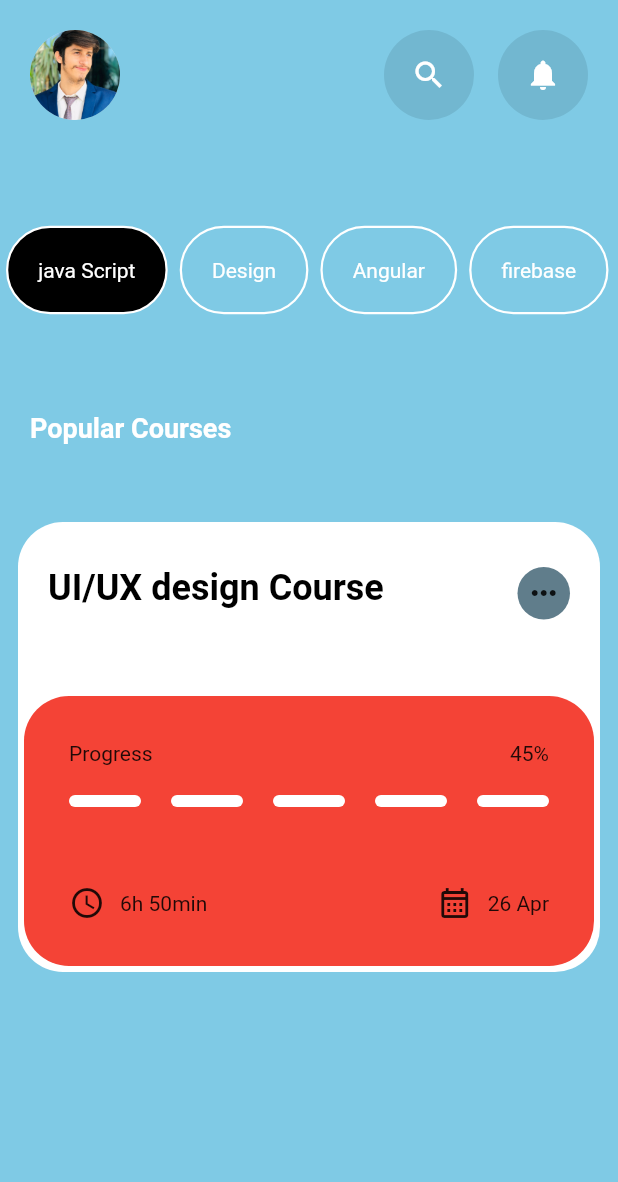
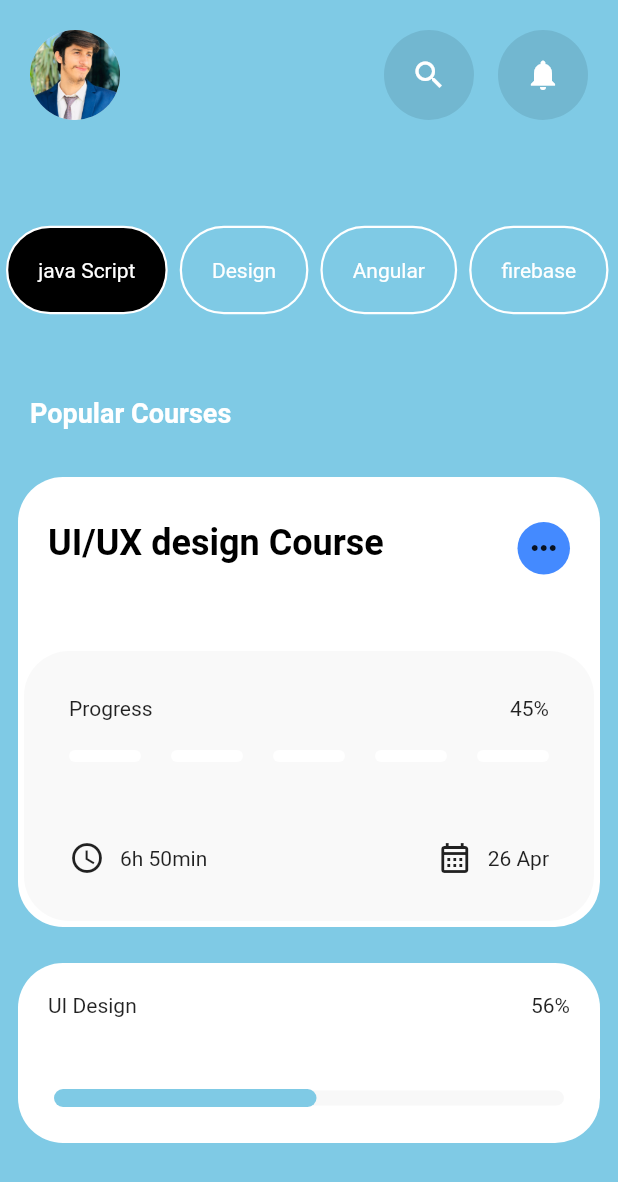
Before and after one commit to muhammadawaisyaseen/Course-Selling-App, a Flutter app: the screen it shows after launch, on a phone screen of 412 x 824 dp. Shown: the top 1182 px of the screen. Run offline on Flutter 3.47's test engine with Material 2 defaults, Android fonts, the phone set to English and light mode, and no system bars.

Commit message:
working on slider

```diff
--- a/lib/screens/myHomePage.dart
+++ b/lib/screens/myHomePage.dart
@@ -88,7 +88,7 @@ class _HomeScreenState extends State<HomeScreen> {
               ),
             ),
             SizedBox(
-              height: 35,
+              height: 25,
             ),
             Padding(
               padding: const EdgeInsets.all(20),
@@ -100,9 +100,9 @@ class _HomeScreenState extends State<HomeScreen> {
                     fontSize: 18),
               ),
             ),
-            SizedBox(
-              height: 20,
-            ),
+            // SizedBox(
+            //   height: 20,
+            // ),
             Padding(
               padding: const EdgeInsets.all(12),
               child: Container(
@@ -123,7 +123,7 @@ class _HomeScreenState extends State<HomeScreen> {
                       child: Row(
                         crossAxisAlignment: CrossAxisAlignment.start,
                         children: [
-                          Text(
+                          const Text(
                             'UI/UX design Course',
                             style: TextStyle(
                               color: Colors.black,
@@ -131,12 +131,12 @@ class _HomeScreenState extends State<HomeScreen> {
                               fontSize: 24,
                             ),
                           ),
-                          Spacer(),
+                          const Spacer(),
                           Container(
                             width: 35,
                             height: 35,
-                            decoration: BoxDecoration(
-                              color: Colors.blueGrey,
+                            decoration: const BoxDecoration(
+                              color: Colors.blueAccent,
                               shape: BoxShape.circle,
                             ),
                             child: Icon(Icons.more_horiz),
@@ -153,23 +153,23 @@ class _HomeScreenState extends State<HomeScreen> {
                         width: 400,
                         height: 180,
                         decoration: BoxDecoration(
-                            color: Colors.red,
+                            color: Color(0xFFf9f9f9),
                             borderRadius: BorderRadius.circular(30)),
                         child: Column(
                           children: [
                             Row(
-                              children: [
+                              children: const [
                                 Text("Progress"),
                                 Spacer(),
                                 Text("45%"),
                               ],
                             ),
-                            SizedBox(
+                            const SizedBox(
                               height: 20,
                             ),
                             // progress bar 5 small containers
                             Row(
-                              children: [
+                              children: const [
                                 ProgressBar(),
                                 Spacer(),
                                 ProgressBar(),
@@ -181,10 +181,10 @@ class _HomeScreenState extends State<HomeScreen> {
                                 ProgressBar(),
                               ],
                             ),
-                            Spacer(),
+                            const Spacer(),
                             // Time and date Row
                             Row(
-                              children: [
+                              children: const [
                                 Icon(Icons.access_time),
                                 SizedBox(
                                   width: 10,
@@ -195,7 +195,7 @@ class _HomeScreenState extends State<HomeScreen> {
                                 SizedBox(
                                   width: 10,
                                 ),
-                                Text("26 Apr")
+                                Text("26 Apr"),
                               ],
                             )
                           ],
@@ -206,6 +206,53 @@ class _HomeScreenState extends State<HomeScreen> {
                 ),
               ),
             ),
+
+            Padding(
+              padding: const EdgeInsets.all(12),
+              child: Container(
+                // padding: EdgeInsets.symmetric(horizontal: 20, vertical: 20),
+                width: 400,
+                height: 120,
+                decoration: BoxDecoration(
+                    color: Colors.white,
+                    borderRadius: BorderRadius.circular(30)),
+                child: Column(
+                  children: [
+                    Padding(
+                      padding: const EdgeInsets.all(20),
+                      child: Row(
+                        children: [
+                          Text("UI Design"),
+                          Spacer(),
+                          Text("56%"),
+                        ],
+                      ),
+                    ),
+                    Spacer(),
+                    // Slider
+                    Padding(
+                      padding: const EdgeInsets.symmetric(vertical: 6),
+                      child: SliderTheme(
+                        data: SliderThemeData(
+                          thumbShape:
+                              RoundSliderThumbShape(enabledThumbRadius: 0.0),
+                          trackHeight: 10,
+                        ),
+                        child: Slider(
+                          value: 0.5,
+                          onChanged: (value) {},
+                          activeColor: Color(0xFF7fcae5),
+                          inactiveColor: Color(0xFFf8f8f8),
+                        ),
+                      ),
+                    )
+                    // SliderThemeData(
+
+                    // )
+                  ],
+                ),
+              ),
+            )
           ],
         ),
       ),
```
